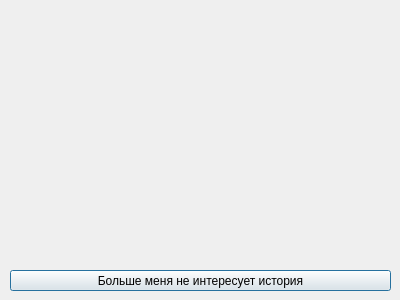
Qt form csv_parser/history.ui (aloget/qtApp) before a commit.
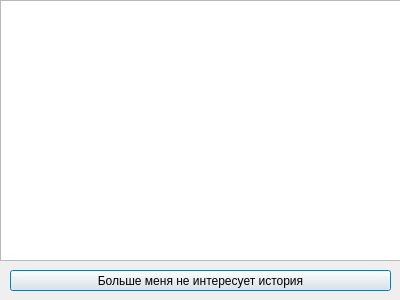
The same form after that commit.

Commit message: УНЫНИЕОТЧАЯНИЯ. Ах да, расставил вопросики и поправил окно истории

Patch:
```diff
--- a/csv_parser/history.ui
+++ b/csv_parser/history.ui
@@ -26,6 +26,19 @@
     <string>Больше меня не интересует история</string>
    </property>
   </widget>
+  <widget class="QTextEdit" name="textEdit">
+   <property name="geometry">
+    <rect>
+     <x>0</x>
+     <y>0</y>
+     <width>401</width>
+     <height>261</height>
+    </rect>
+   </property>
+   <property name="readOnly">
+    <bool>true</bool>
+   </property>
+  </widget>
  </widget>
  <resources/>
  <connections>
```
The commit also changes 6 other files.
